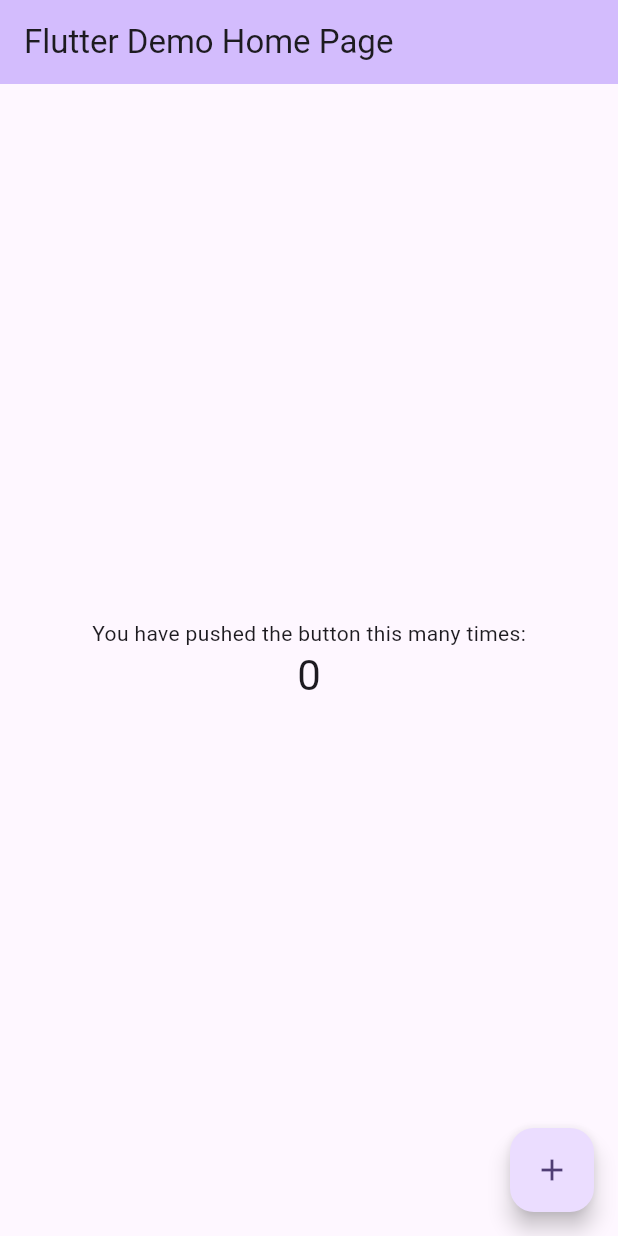
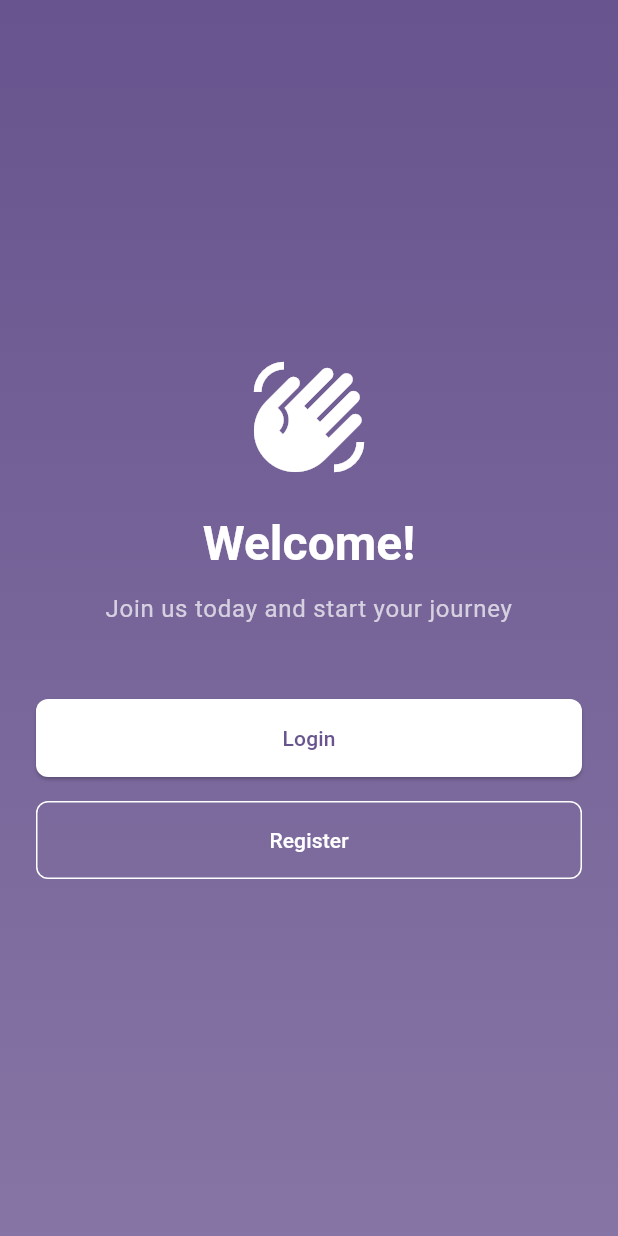
Before and after one commit to adamjweil/recipetok, a Flutter app: the screen it shows after launch, on a phone screen of 412 x 824 dp. Run offline on Flutter 3.47's test engine with Material 3 defaults, Android fonts, the phone set to English and light mode, and no system bars; our stand-ins replace firebase_auth, firebase_core, flutter_dotenv; accounts and stored records are empty.

Commit message:
Created a new welcome, login, and registration pages. Integrated with firebase successfully.

```diff
--- a/lib/main.dart
+++ b/lib/main.dart
@@ -1,6 +1,15 @@
 import 'package:flutter/material.dart';
+import 'package:firebase_core/firebase_core.dart';
+import 'package:flutter_dotenv/flutter_dotenv.dart';
+import 'package:recipetok/screens/welcome_screen.dart';
+import 'package:recipetok/screens/login_screen.dart';
+import 'package:recipetok/screens/register_screen.dart';
+import 'package:recipetok/screens/profile_screen.dart';
 
-void main() {
+void main() async {
+  WidgetsFlutterBinding.ensureInitialized();
+  await dotenv.load(fileName: ".env");
+  await Firebase.initializeApp();
   runApp(const MyApp());
 }
 
@@ -31,7 +40,13 @@
         colorScheme: ColorScheme.fromSeed(seedColor: Colors.deepPurple),
         useMaterial3: true,
       ),
-      home: const MyHomePage(title: 'Flutter Demo Home Page'),
+      initialRoute: '/',
+      routes: {
+        '/': (context) => const WelcomeScreen(),
+        '/login': (context) => const LoginScreen(),
+        '/register': (context) => const RegisterScreen(),
+        '/profile': (context) => const ProfileScreen(),
+      },
     );
   }
 }
--- /dev/null
+++ b/lib/screens/welcome_screen.dart
@@ -0,0 +1,92 @@
+import 'package:flutter/material.dart';
+
+class WelcomeScreen extends StatelessWidget {
+  const WelcomeScreen({super.key});
+
+  @override
+  Widget build(BuildContext context) {
+    return Scaffold(
+      body: Container(
+        decoration: BoxDecoration(
+          gradient: LinearGradient(
+            begin: Alignment.topCenter,
+            end: Alignment.bottomCenter,
+            colors: [
+              Theme.of(context).primaryColor,
+              Theme.of(context).primaryColor.withOpacity(0.8),
+            ],
+          ),
+        ),
+        child: SafeArea(
+          child: Center(
+            child: Padding(
+              padding: const EdgeInsets.all(24.0),
+              child: Column(
+                mainAxisAlignment: MainAxisAlignment.center,
+                children: [
+                  const Icon(
+                    Icons.waving_hand,
+                    size: 80,
+                    color: Colors.white,
+                  ),
+                  const SizedBox(height: 24),
+                  Text(
+                    'Welcome!',
+                    style: Theme.of(context).textTheme.headlineLarge?.copyWith(
+                          color: Colors.white,
+                          fontWeight: FontWeight.bold,
+                        ),
+                  ),
+                  const SizedBox(height: 12),
+                  Text(
+                    'Join us today and start your journey',
+                    style: Theme.of(context).textTheme.bodyLarge?.copyWith(
+                          color: Colors.white70,
+                        ),
+                    textAlign: TextAlign.center,
+                  ),
+                  const SizedBox(height: 48),
+                  SizedBox(
+                    width: double.infinity,
+                    child: ElevatedButton(
+                      onPressed: () {
+                        Navigator.pushNamed(context, '/login');
+                      },
+                      style: ElevatedButton.styleFrom(
+                        backgroundColor: Colors.white,
+                        foregroundColor: Theme.of(context).primaryColor,
+                        padding: const EdgeInsets.symmetric(vertical: 16),
+                        shape: RoundedRectangleBorder(
+                          borderRadius: BorderRadius.circular(8),
+                        ),
+                      ),
+                      child: const Text('Login'),
+                    ),
+                  ),
+                  const SizedBox(height: 16),
+                  SizedBox(
+                    width: double.infinity,
+                    child: OutlinedButton(
+                      onPressed: () {
+                        Navigator.pushNamed(context, '/register');
+                      },
+                      style: OutlinedButton.styleFrom(
+                        foregroundColor: Colors.white,
+                        side: const BorderSide(color: Colors.white),
+                        padding: const EdgeInsets.symmetric(vertical: 16),
+                        shape: RoundedRectangleBorder(
+                          borderRadius: BorderRadius.circular(8),
+                        ),
+                      ),
+                      child: const Text('Register'),
+                    ),
+                  ),
+                ],
+              ),
+            ),
+          ),
+        ),
+      ),
+    );
+  }
+}
```
Also changed, not shown: lib/screens/login_screen.dart (added, +150 -0 lines), lib/screens/profile_screen.dart (added, +85 -0 lines), lib/screens/register_screen.dart (added, +177 -0 lines), pubspec.yaml (+4 -3 lines).
